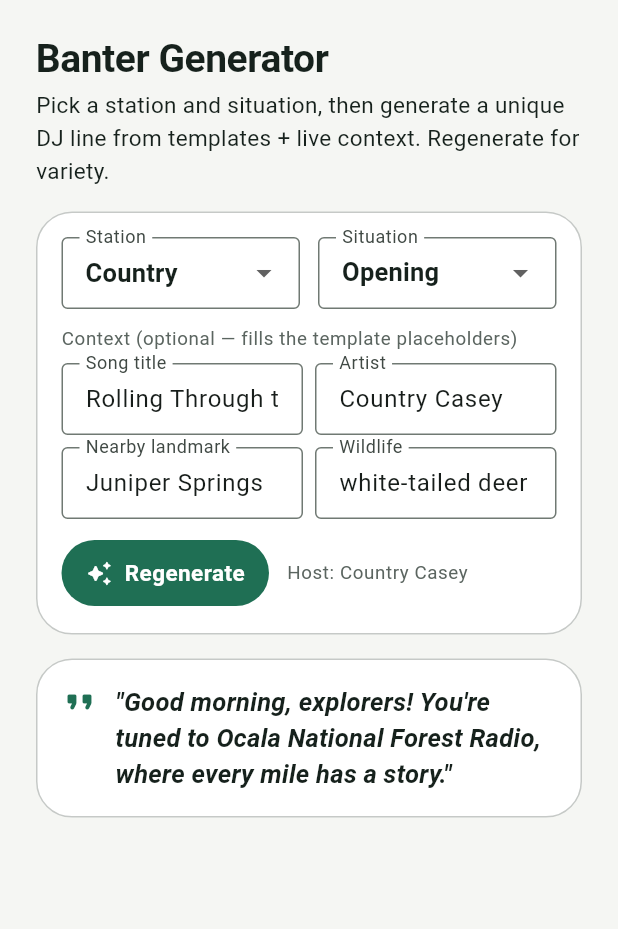
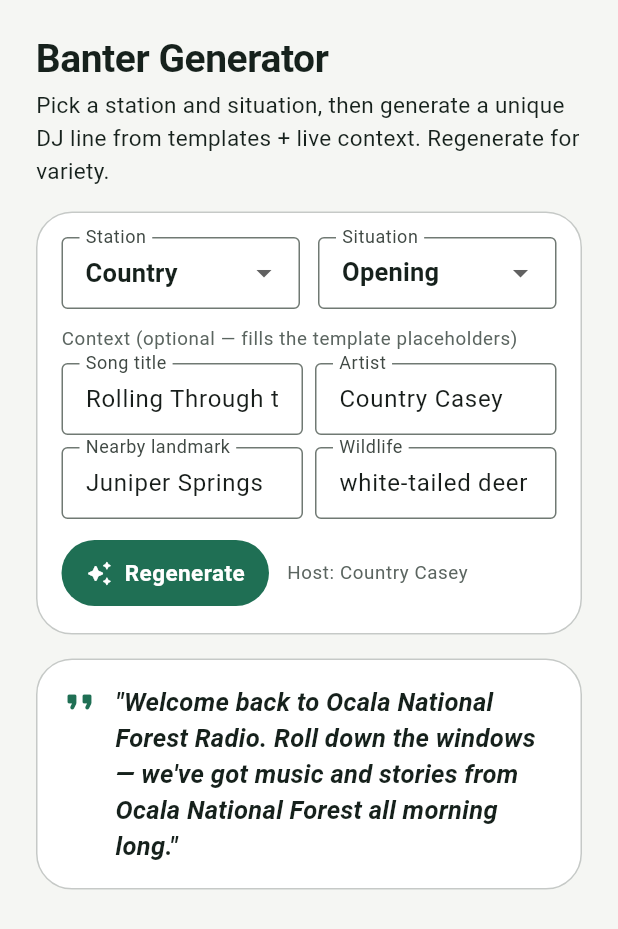
Before and after one commit to trashpin/radio, a Flutter app: the _BanterTab widget shown alone on an empty page, opened directly, after a tap on "Generate", after a tap on "Regenerate", on a phone screen of 412 x 824 dp. Shown: the top 929 px of the screen. Run offline on Flutter 3.47's test engine with Material 3 defaults, Android fonts, the phone set to English and light mode, and no system bars; our stand-ins replace audio_service, csv, file_picker, flutter_dotenv, flutter_riverpod, flutter_tts and 5 more; missing offline and left inert: dart_tags; accounts and stored records are empty; network calls fail.

Commit message:
DJ Studio: add more banter templates + Regenerate avoids repeating the last line (visible rotation)
Co-authored-by: trashpin <trashpin@users.noreply.github.com>

```diff
--- a/lib/features/admin/presentation/dj_studio_page.dart
+++ b/lib/features/admin/presentation/dj_studio_page.dart
@@ -207,8 +207,14 @@ class _BanterTabState extends ConsumerState<_BanterTab> {
       wildlife: _wildlife.text.trim().isEmpty ? null : _wildlife.text.trim(),
       timeOfDay: _timeOfDay(),
     );
-    setState(() => _output = engine.generate(_station, _situation, ctx) ??
-        'No template for this combination yet.');
+    // Re-roll a few times so "Regenerate" visibly changes when >1 template
+    // exists (avoid immediately repeating the last line).
+    String? line;
+    for (var i = 0; i < 8; i++) {
+      line = engine.generate(_station, _situation, ctx);
+      if (line == null || line != _output) break;
+    }
+    setState(() => _output = line ?? 'No template for this combination yet.');
   }
 
   static String _timeOfDay() {
--- a/lib/features/dj/banter/banter_engine.dart
+++ b/lib/features/dj/banter/banter_engine.dart
@@ -172,6 +172,12 @@ const List<BanterTemplate> kBanterTemplates = [
       'That was "{song_title}" by {artist} — more music from {park} coming right up on {station}.'),
   BanterTemplate(DjStation.all, BanterSituation.songOutro,
       'Thanks for riding along with us. Keep your eyes open — this stretch is one of the best places to spot {wildlife}.'),
+  BanterTemplate(DjStation.all, BanterSituation.songOutro,
+      'And that\'s "{song_title}" here on {station}. Beautiful {weather} for a drive through {park} — let\'s keep it rolling.'),
+  BanterTemplate(DjStation.country, BanterSituation.songOutro,
+      'That was "{song_title}" — pure {park} country. Stick around, there\'s plenty more where that came from.'),
+  BanterTemplate(DjStation.rock, BanterSituation.songOutro,
+      'Whew — that was "{song_title}"! Crank it back up, we\'re just getting started on {station}.'),
 
   // ── GPS approaching (a story is near) ──
   BanterTemplate(DjStation.all, BanterSituation.gpsApproaching,
```
